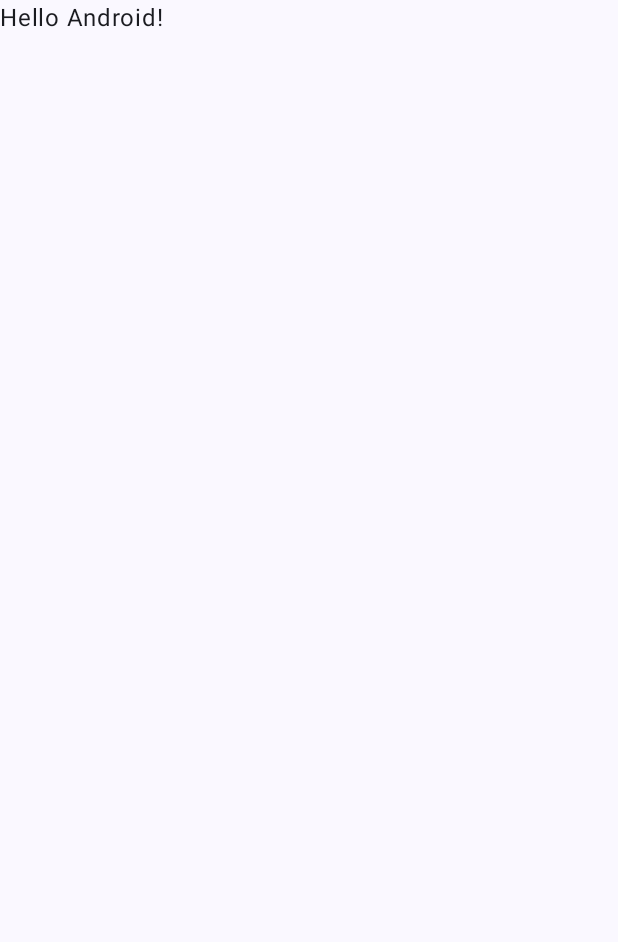
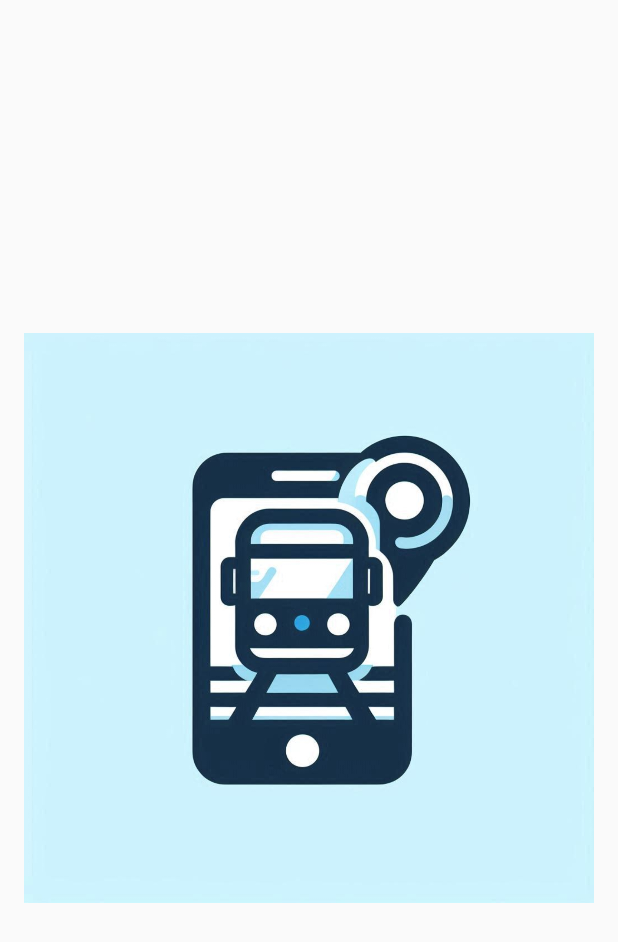
Before and after one commit to Droidinfinity/TFG_UBusTrip, an Android app built with Jetpack Compose: the screen it shows after launch (MainActivity), on a phone screen of 412 x 824 dp. Before the commit the part shown is almost empty. Shown: the top 942 px of the screen. Run offline under Robolectric (Android 15) with nearby library versions, the phone set to English and light mode, and no system bars.

Commit message:
Añadido archivo necesarios

```diff
--- a/app/build.gradle.kts
+++ b/app/build.gradle.kts
@@ -59,6 +59,7 @@ dependencies {
     implementation(libs.androidx.ui.graphics)
     implementation(libs.androidx.ui.tooling.preview)
     implementation(libs.androidx.material3)
+    implementation("androidx.navigation:navigation-compose:2.8.3")
     testImplementation(libs.junit)
     androidTestImplementation(libs.androidx.junit)
     androidTestImplementation(libs.androidx.espresso.core)
--- a/app/src/main/java/com/upm/ubustrip/MainActivity.kt
+++ b/app/src/main/java/com/upm/ubustrip/MainActivity.kt
@@ -11,6 +11,11 @@ import androidx.compose.material3.Text
 import androidx.compose.runtime.Composable
 import androidx.compose.ui.Modifier
 import androidx.compose.ui.tooling.preview.Preview
+import androidx.navigation.NavController
+import androidx.navigation.compose.NavHost
+import androidx.navigation.compose.rememberNavController
+import com.upm.ubustrip.appNavigation.AppNavigation
+import com.upm.ubustrip.appNavigation.AppScreens
 import com.upm.ubustrip.ui.theme.MyApplicationTheme
 
 class MainActivity : ComponentActivity() {
@@ -18,17 +23,12 @@ class MainActivity : ComponentActivity() {
         super.onCreate(savedInstanceState)
         enableEdgeToEdge()
         setContent {
-            MyApplicationTheme {
-                Scaffold(modifier = Modifier.fillMaxSize()) { innerPadding ->
-                    Greeting(
-                        name = "Android",
-                        modifier = Modifier.padding(innerPadding)
-                    )
-                }
+            AppNavigation()
+
             }
         }
     }
-}
+
 
 @Composable
 fun Greeting(name: String, modifier: Modifier = Modifier) {
@@ -38,10 +38,20 @@ fun Greeting(name: String, modifier: Modifier = Modifier) {
     )
 }
 
-@Preview(showBackground = true)
+
 @Composable
-fun GreetingPreview() {
+fun GreetingPreview(navController: NavController) {
     MyApplicationTheme {
-        Greeting("Android")
+
+        Scaffold(modifier = Modifier.fillMaxSize()) { innerPadding ->
+            Greeting(
+                name = "Android",
+                modifier = Modifier.padding(innerPadding)
+            )
+        }
+
+        navController.navigate(route = AppScreens.LogInScreen.route)
+
+
     }
 }
--- a/app/src/main/java/com/upm/ubustrip/appNavigation/AppNavigation.kt
+++ b/app/src/main/java/com/upm/ubustrip/appNavigation/AppNavigation.kt
@@ -1 +1,23 @@
 package com.upm.ubustrip.appNavigation
+
+import androidx.compose.runtime.Composable
+import androidx.navigation.compose.NavHost
+import androidx.navigation.compose.composable
+import androidx.navigation.compose.rememberNavController
+import com.upm.ubustrip.GreetingPreview
+import com.upm.ubustrip.MainActivity
+import com.upm.ubustrip.login.LoginScreen
+import com.upm.ubustrip.ui.theme.MyApplicationTheme
+
+@Composable
+fun AppNavigation(){
+
+    val navController = rememberNavController()
+    NavHost(navController, startDestination = AppScreens.FirstScreen.route){
+
+        composable(route = AppScreens.FirstScreen.route) { GreetingPreview(navController) }
+        composable(route = AppScreens.LogInScreen.route) { LoginScreen(navController) }
+
+    }
+
+}
--- a/app/src/main/java/com/upm/ubustrip/login/LoginScreen.kt
+++ b/app/src/main/java/com/upm/ubustrip/login/LoginScreen.kt
@@ -1 +1,41 @@
 package com.upm.ubustrip.login
+
+import androidx.compose.foundation.Image
+import androidx.compose.foundation.layout.Box
+import androidx.compose.foundation.layout.Column
+import androidx.compose.foundation.layout.fillMaxSize
+import androidx.compose.foundation.layout.padding
+import androidx.compose.runtime.Composable
+import androidx.compose.ui.Alignment
+import androidx.compose.ui.Modifier
+import androidx.compose.ui.res.painterResource
+import androidx.compose.ui.tooling.preview.Preview
+import androidx.compose.ui.unit.dp
+import androidx.navigation.NavController
+import com.upm.ubustrip.R
+
+
+@Composable
+fun LoginScreen(navController: NavController){
+Box(Modifier.fillMaxSize().padding(16.dp)){
+
+Login(Modifier.align(alignment = Alignment.Center))
+
+}
+
+}
+
+@Composable
+fun Login(modifier: Modifier) {
+
+    Column(modifier =  modifier){
+        HeaderImage()
+
+    }
+
+}
+
+@Composable
+fun HeaderImage() {
+    Image(painter = painterResource(id = R.drawable.ubustrip_icon), contentDescription = "Header")
+}
```
